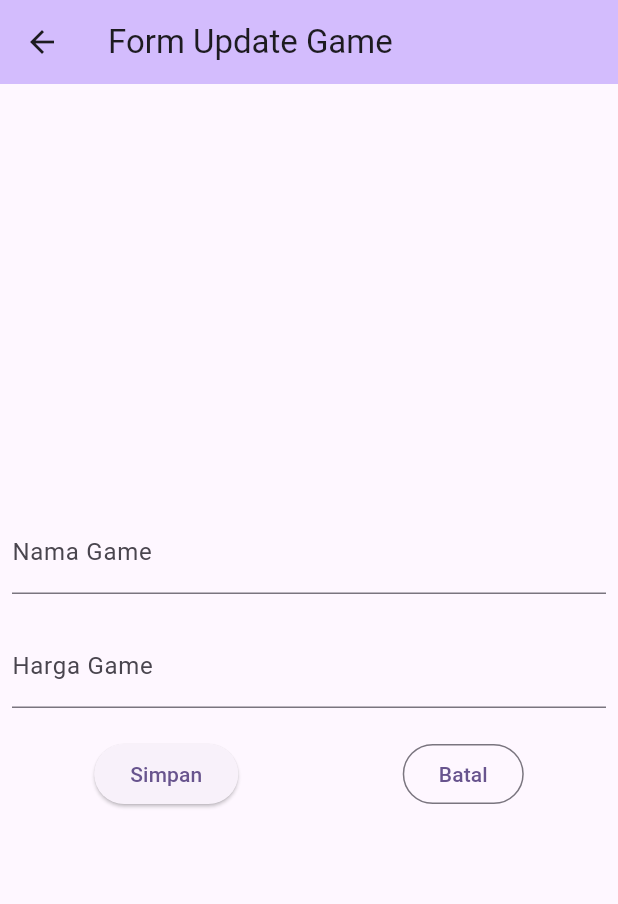
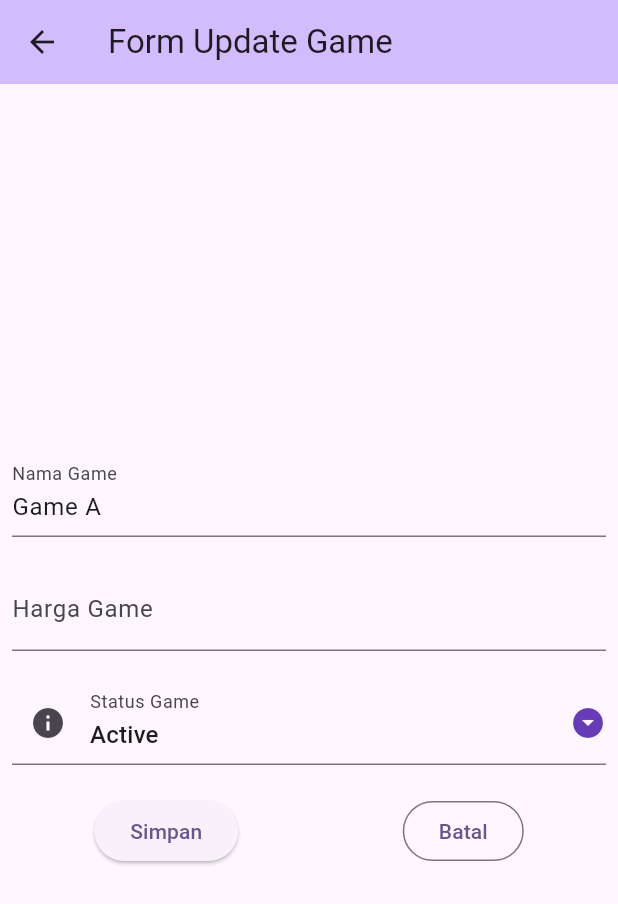
Before and after one commit to kevinbadboyz/latihan_api, a Flutter app: the GameCreatePage screen opened directly with sample values from the repository, on a phone screen of 412 x 824 dp. Shown: the top 904 px of the screen. Run offline on Flutter 3.47's test engine with Material 3 defaults, Android fonts, the phone set to English and light mode, and no system bars; our stand-ins replace dio, image_picker.

Commit message:
Update game_detail_page.dart

```diff
--- a/lib/models/user_model.dart
+++ b/lib/models/user_model.dart
@@ -3,7 +3,7 @@ class UserModel {
   final String firstName;
   final String lastName;
   final String gender;
-  final String image;
+  final String? image;
 
   UserModel(
       {required this.id,
--- a/lib/repo/user_repository.dart
+++ b/lib/repo/user_repository.dart
@@ -36,7 +36,7 @@ class UserRepository {
     });
     try {
       var response =
-          await Dio().post('http://54.243.8.93:8000/api/users', data: formData);
+          await Dio().post('http://54.243.8.93:8000/api/users', data: userParam.toJson());
       debugPrint('POST Response : ${response.data}');
       return UserCreateResponse.fromJson(response.data);
     } on DioException catch (e) {
--- a/lib/ui/game_create_page.dart
+++ b/lib/ui/game_create_page.dart
@@ -6,6 +6,7 @@ import 'package:latihan_api/response/game_create_response.dart';
 
 class GameCreatePage extends StatefulWidget {
   GameModel? gameModel;
+
   GameCreatePage({super.key, required this.gameModel});
 
   @override
@@ -19,9 +20,15 @@ class _GameCreatePageState extends State<GameCreatePage> {
   final tecName = TextEditingController();
   final tecPrice = TextEditingController();
 
+  String dropDownValue = 'Active';
+  var listStatus = ['Active', 'Non-Active'];
+
   @override
   void initState() {
     // futureGameCreate = gameRepository.addGame(GameParam(name: 'Game A2', price: '125000.00'));
+    if(widget.gameModel != null){
+      tecName.text = widget.gameModel!.name;
+    }
     super.initState();
   }
 
@@ -29,7 +36,8 @@ class _GameCreatePageState extends State<GameCreatePage> {
   Widget build(BuildContext context) {
     return Scaffold(
       appBar: AppBar(
-        title: Text(widget.gameModel == null ? 'Form Add Game' : 'Form Update Game'),
+        title: Text(
+            widget.gameModel == null ? 'Form Add Game' : 'Form Update Game'),
         backgroundColor: Theme.of(context).colorScheme.inversePrimary,
       ),
       body: Form(
@@ -44,7 +52,9 @@ class _GameCreatePageState extends State<GameCreatePage> {
                   controller: tecName,
                   decoration: InputDecoration(
                       label: Text('Nama Game'), hintText: 'Masukkan nama game'),
-                  validator: (value)=> value == null || value.isEmpty ? 'Masukkan nama game anda' : null,
+                  validator: (value) => value == null || value.isEmpty
+                      ? 'Masukkan nama game anda'
+                      : null,
                 ),
                 const SizedBox(
                   height: 20,
@@ -53,8 +63,31 @@ class _GameCreatePageState extends State<GameCreatePage> {
                   controller: tecPrice,
                   keyboardType: TextInputType.number,
                   decoration: InputDecoration(
-                      label: Text('Harga Game'), hintText: 'Masukkan harga game'),
-                  validator: (value)=> value == null || value.isEmpty ? 'Masukkan harga game anda' : null,
+                      label: Text('Harga Game'),
+                      hintText: 'Masukkan harga game'),
+                  validator: (value) => value == null || value.isEmpty
+                      ? 'Masukkan harga game anda'
+                      : null,
+                ),
+                const SizedBox(
+                  height: 20,
+                ),
+                DropdownButtonFormField(
+                  value: dropDownValue,
+                  items: listStatus
+                      .map((element) => DropdownMenuItem(
+                            child: Text(element),
+                            value: element,
+                          ))
+                      .toList(),
+                  onChanged: (val) {},
+                  icon: Icon(
+                    Icons.arrow_drop_down_circle,
+                    color: Colors.deepPurple,
+                  ),
+                  dropdownColor: Colors.deepPurple.shade50,
+                  decoration: InputDecoration(
+                      labelText: 'Status Game', prefixIcon: Icon(Icons.info)),
                 ),
                 const SizedBox(
                   height: 20,
@@ -64,7 +97,7 @@ class _GameCreatePageState extends State<GameCreatePage> {
                   children: [
                     ElevatedButton(
                         onPressed: () {
-                          if(globayKey.currentState!.validate()){
+                          if (globayKey.currentState!.validate()) {
                             futureGameCreate = gameRepository.addGame(GameParam(
                                 name: tecName.text.toString(),
                                 price: tecPrice.text.toString()));
--- a/lib/ui/upload_image_page.dart
+++ b/lib/ui/upload_image_page.dart
@@ -62,9 +62,9 @@ class _UploadImagePageState extends State<UploadImagePage> {
                 : ElevatedButton(
                     onPressed: () {
                       futureUserCreate = userRepository.addUser(UserParam(
-                          firstName: 'James',
-                          lastName: 'Davis',
-                          gender: 'Male',
+                          firstName: 'Emma',
+                          lastName: 'Miller',
+                          gender: 'Female',
                           image: file));
                     },
                     child: Text('Upload Image')),
```
Also changed, not shown: lib/param/user_param.dart (+18 -0 lines), lib/ui/game_detail_page.dart (added, +65 -0 lines), lib/ui/homepage.dart (+7 -8 lines), lib/ui/user_page.dart (+14 -1 lines).
